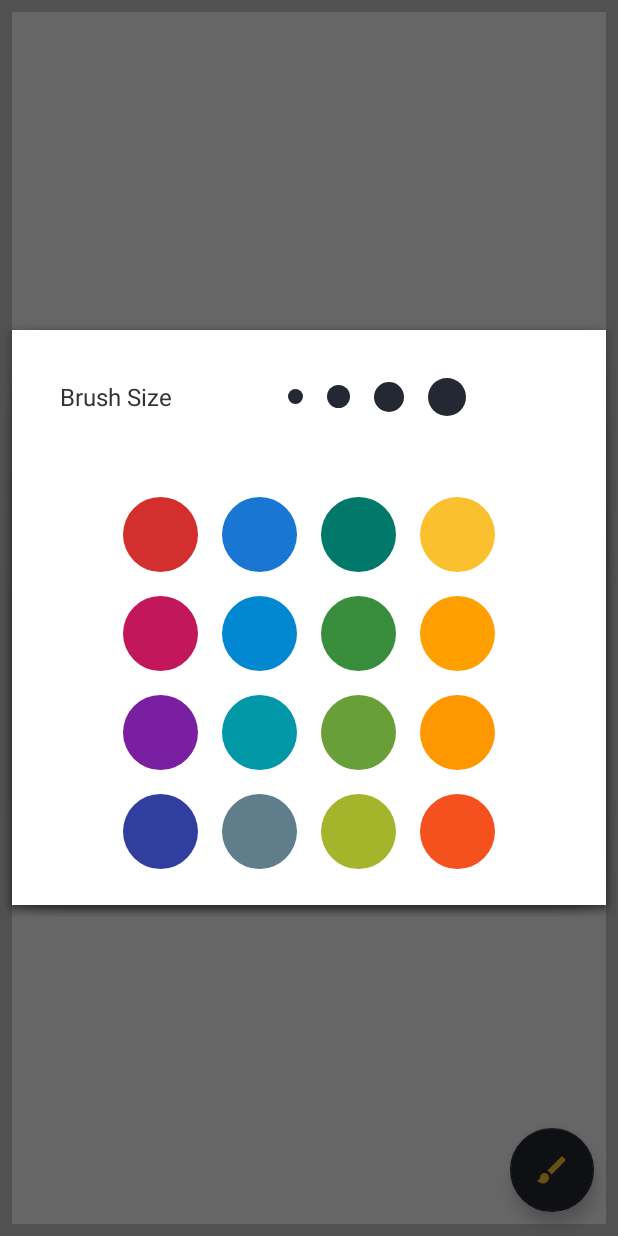
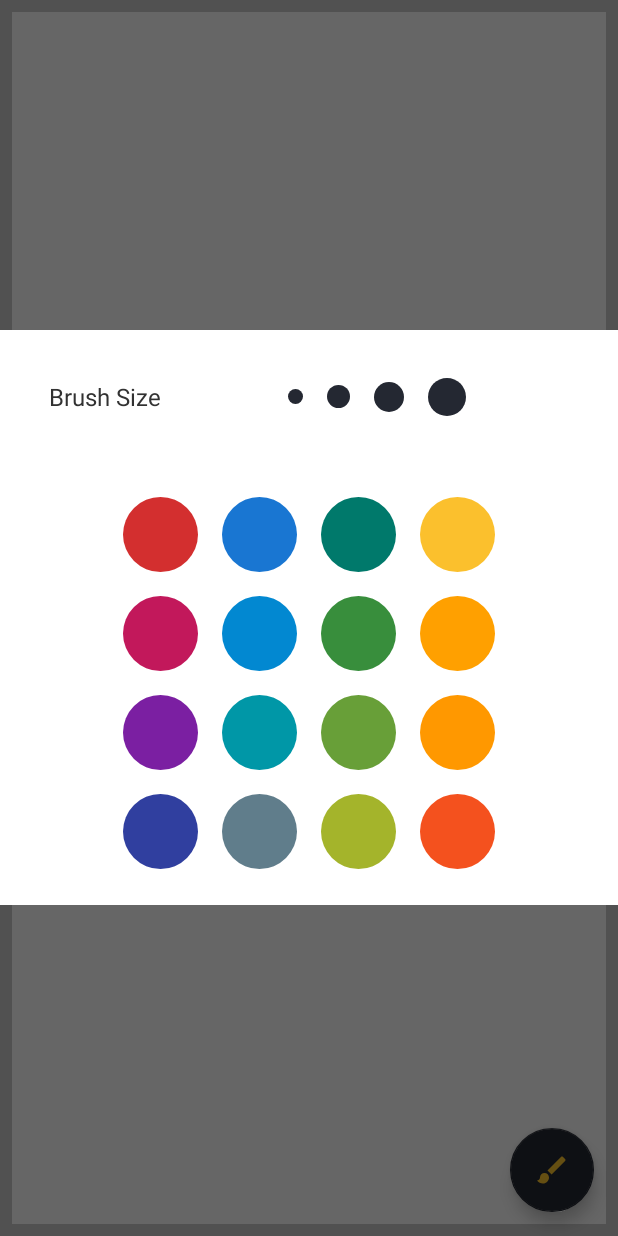
Before and after one commit to syedsaadh/SimpleDraw, an Android app: the screen it shows after launch (MainActivity), after a tap on an icon or button, on a phone screen of 412 x 824 dp. Run offline under Robolectric (Android 15) with nearby library versions, the phone set to English and light mode, and no system bars.

Commit message:
Dialog style added

```diff
--- a/app/src/main/java/com/xeda/simpledraw/SettingsDialog.java
+++ b/app/src/main/java/com/xeda/simpledraw/SettingsDialog.java
@@ -54,7 +54,7 @@ public class SettingsDialog extends DialogFragment {
     @Override
     public void onCreate(Bundle savedInstanceState) {
         super.onCreate(savedInstanceState);
-        setStyle(DialogFragment.STYLE_NO_TITLE, android.R.style.Theme_Holo_Light_Dialog);
+        setStyle(DialogFragment.STYLE_NO_TITLE, R.style.MyDialog);
     }
 
     @Override
--- a/app/src/main/res/values/styles.xml
+++ b/app/src/main/res/values/styles.xml
@@ -7,5 +7,15 @@
         <item name="colorPrimaryDark">@color/colorPrimaryDark</item>
         <item name="colorAccent">@color/colorAccent</item>
     </style>
-
+    <style name="MyDialog" parent="@android:style/Theme.Holo.Light.Dialog">
+        <item name="android:windowFrame">@null</item>
+        <item name="android:windowBackground">@color/md_white_1000</item>
+        <item name="android:windowIsFloating">true</item>
+        <item name="android:windowContentOverlay">@null</item>
+        <item name="android:windowTitleStyle">@null</item>
+        <item name="android:colorBackgroundCacheHint">@null</item>
+        <item name="android:windowAnimationStyle">@android:style/Animation.Dialog</item>
+        <item name="android:windowSoftInputMode">stateUnspecified|adjustPan</item>
+        <item name="android:gravity">center</item>
+    </style>
 </resources>
```
